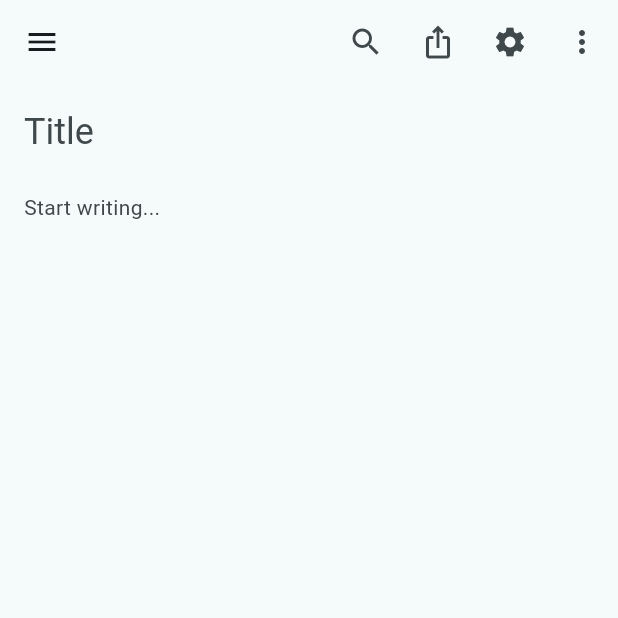
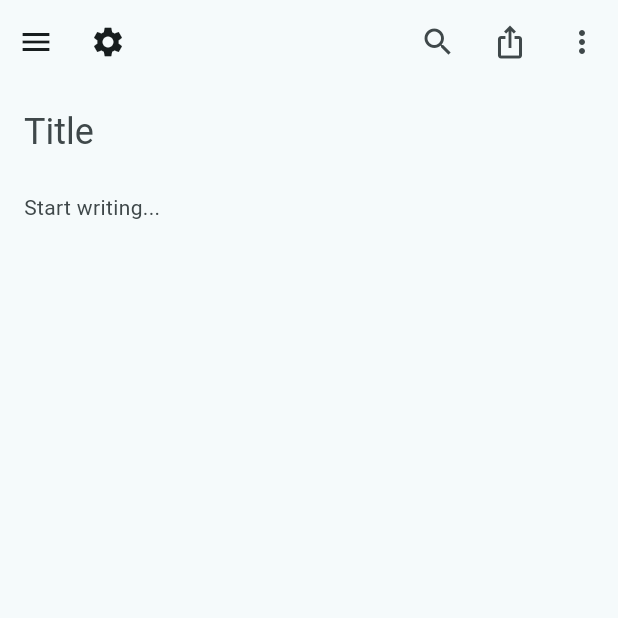
Before and after one commit to dlpuertaj/noteit, a Flutter app: the screen it shows after launch, on a phone screen of 412 x 824 dp, the top half of it. Run offline on Flutter 3.47's test engine with Material 3 defaults, Android fonts, the phone set to English and light mode, and no system bars; our stand-ins replace flutter_riverpod, go_router, printing, share_plus, sqflite; accounts and stored records are empty.

Commit message:
settings icon moved

```diff
--- a/lib/presentation/notes/screens/note_editor_screen.dart
+++ b/lib/presentation/notes/screens/note_editor_screen.dart
@@ -81,10 +81,21 @@ class _NoteEditorScreenState extends ConsumerState<NoteEditorScreen> {
       children: [
         Scaffold(
           appBar: AppBar(
-            leading: IconButton(
-              tooltip: 'Open side panel',
-              icon: const Icon(Icons.menu),
-              onPressed: () => setState(() => _isSidePanelOpen = true),
+            automaticallyImplyLeading: false,
+            leadingWidth: 96,
+            leading: Row(
+              children: [
+                IconButton(
+                  tooltip: 'Open side panel',
+                  icon: const Icon(Icons.menu),
+                  onPressed: () => setState(() => _isSidePanelOpen = true),
+                ),
+                IconButton(
+                  tooltip: 'Settings',
+                  icon: const Icon(Icons.settings),
+                  onPressed: () => context.go('/settings'),
+                ),
+              ],
             ),
             actions: [
               IconButton(
@@ -96,11 +107,6 @@ class _NoteEditorScreenState extends ConsumerState<NoteEditorScreen> {
                 tooltip: 'Export',
                 icon: const Icon(Icons.ios_share),
                 onPressed: () => context.go('/export'),
-              ),
-              IconButton(
-                tooltip: 'Settings',
-                icon: const Icon(Icons.settings),
-                onPressed: () => context.go('/settings'),
               ),
               NoteThreeDotMenu(onDeleteNote: _confirmDelete),
             ],
```
